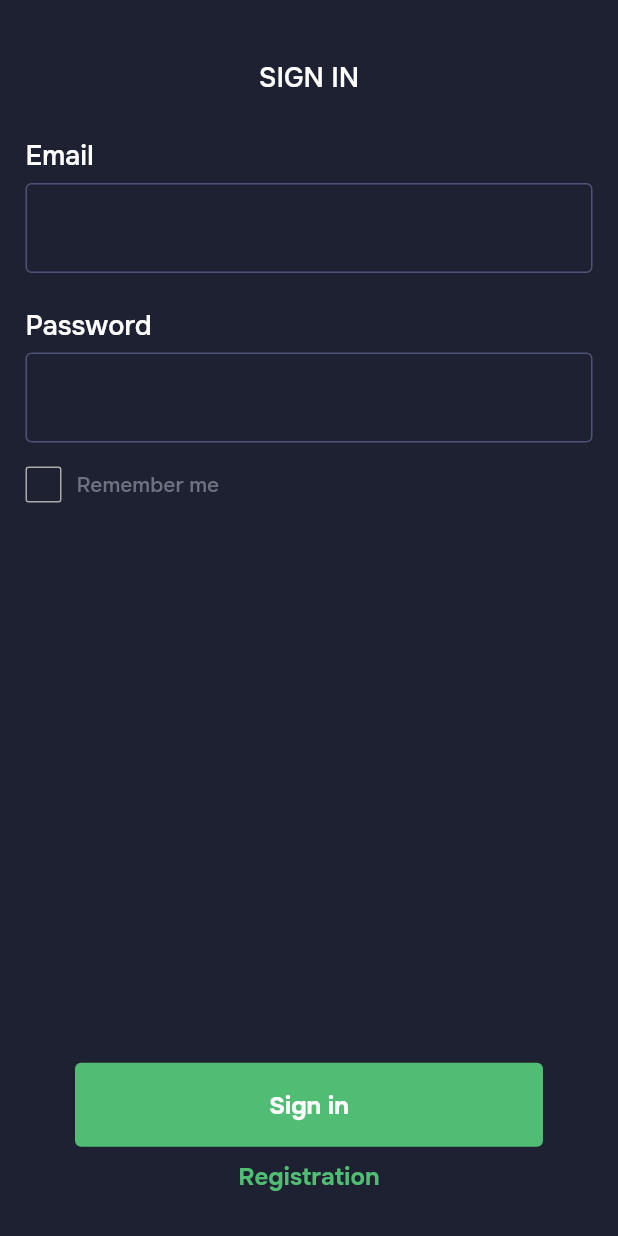
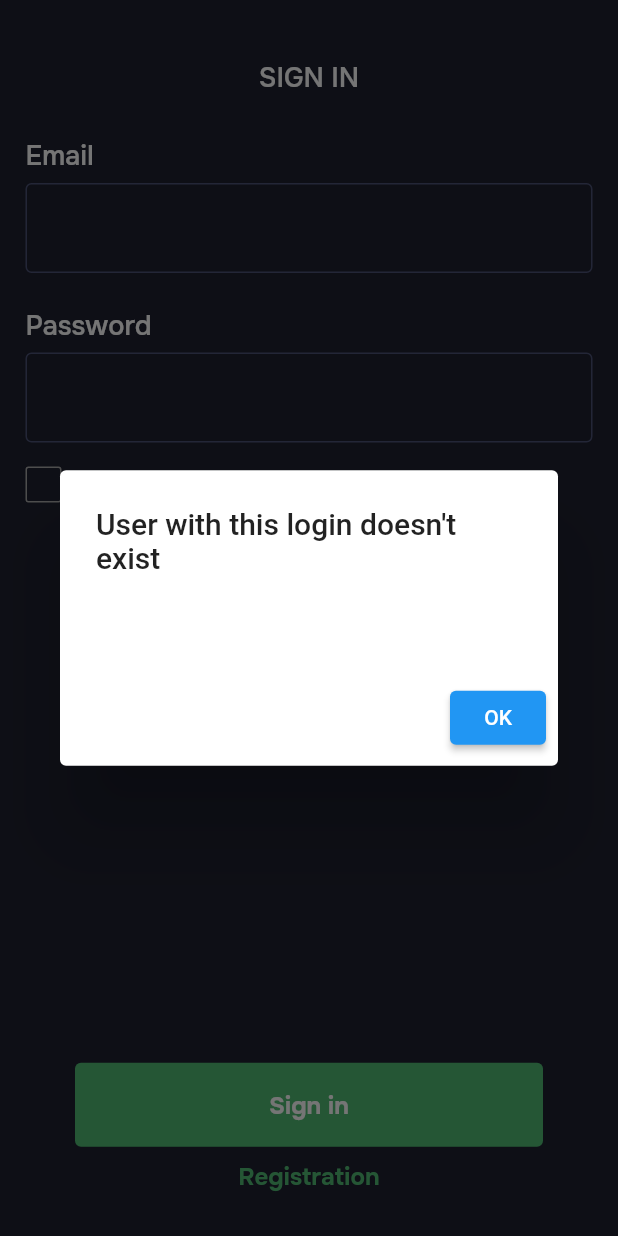
Before and after one commit to 207AndrewLosyukov/quotex, a Flutter app: the SignInScreen screen opened directly, after a tap on "Sign in", on a phone screen of 412 x 824 dp. Run offline on Flutter 3.47's test engine with Material 2 defaults, Android fonts, the phone set to English and light mode, and no system bars; our stand-ins replace flutter_bloc, fluttertoast, hive_flutter, shared_preferences, sliding_up_panel, webview_flutter; missing offline and left inert: galaxy_store_in_app_review, onesignal_flutter; accounts and stored records are empty; generated files the repository leaves out were written again; network calls fail.

Commit message:
fix sign in screen

```diff
--- a/lib/l10n/app_en.arb
+++ b/lib/l10n/app_en.arb
@@ -76,5 +76,8 @@
     "deleteAccount": "Delete Account",
     "deleteAlertTitle": "Are you sure you want to delete?",
     "deleteAlertYes": "Yes",
-    "deleteAlertNo": "No"
+    "deleteAlertNo": "No",
+    "userDoesntExist": "User with this login doesn't exist",
+    "incorrectPassword": "Incorrect password",
+    "ok": "OK"
 }
--- a/lib/with_tab_bar/trade/registration/sign_in.dart
+++ b/lib/with_tab_bar/trade/registration/sign_in.dart
@@ -1,3 +1,6 @@
+import 'dart:io';
+
+import 'package:flutter/cupertino.dart';
 import 'package:flutter/material.dart';
 import 'package:flutter/services.dart';
 import 'package:quotex/dependencies.dart';
@@ -217,6 +220,25 @@ class _SignInScreenState extends State<SignInScreen> {
                                   builder: (context) => const SwitcherScreen()),
                             )
                           }
+                        else
+                          {
+                            showAlertDialog(
+                                context: context,
+                                title: AppLocalizations.of(context)!
+                                    .incorrectPassword,
+                                content: "",
+                                cancelActionText:
+                                    AppLocalizations.of(context)!.ok)
+                          }
+                      }
+                    else
+                      {
+                        showAlertDialog(
+                            context: context,
+                            title:
+                                AppLocalizations.of(context)!.userDoesntExist,
+                            content: "",
+                            cancelActionText: AppLocalizations.of(context)!.ok)
                       }
                   },
                   child: Container(
@@ -269,4 +291,46 @@ class _SignInScreenState extends State<SignInScreen> {
       ),
     );
   }
+
+  Future<Future> showAlertDialog({
+    required BuildContext context,
+    required String title,
+    required String content,
+    required String cancelActionText,
+  }) async {
+    if (!Platform.isIOS) {
+      return showDialog(
+        context: context,
+        builder: (context) => AlertDialog(
+          title: Text(title),
+          content: Text(content),
+          actions: <Widget>[
+            ElevatedButton(
+                child: Text(cancelActionText),
+                onPressed: () => {
+                      Navigator.of(context).pop(false),
+                    }),
+          ],
+        ),
+      );
+    }
+    return showCupertinoDialog(
+      context: context,
+      builder: (context) => CupertinoAlertDialog(
+        title: Text(title),
+        content: Text(content),
+        actions: <Widget>[
+          CupertinoDialogAction(
+            child: Text(
+              cancelActionText,
+              style: const TextStyle(fontWeight: FontWeight.bold),
+            ),
+            onPressed: () => {
+              Navigator.of(context).pop(false),
+            },
+          ),
+        ],
+      ),
+    );
+  }
 }
```
